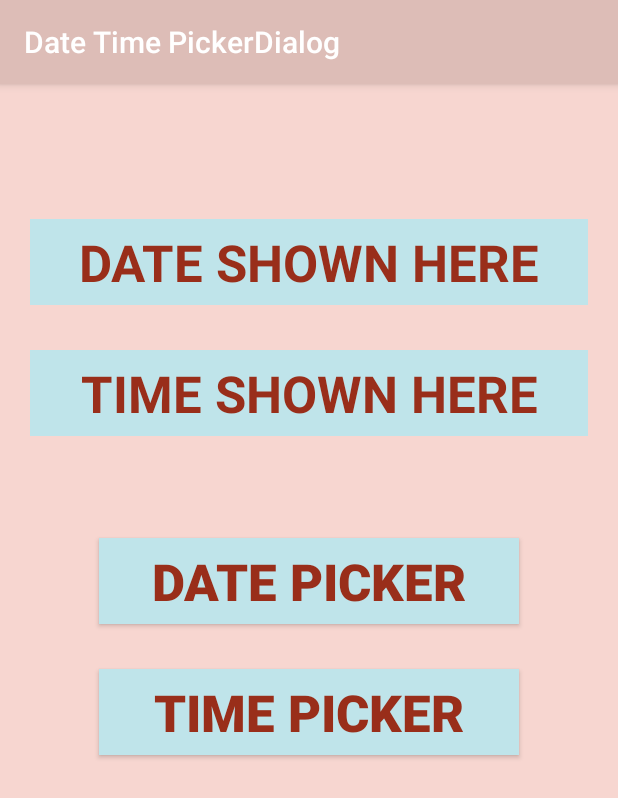
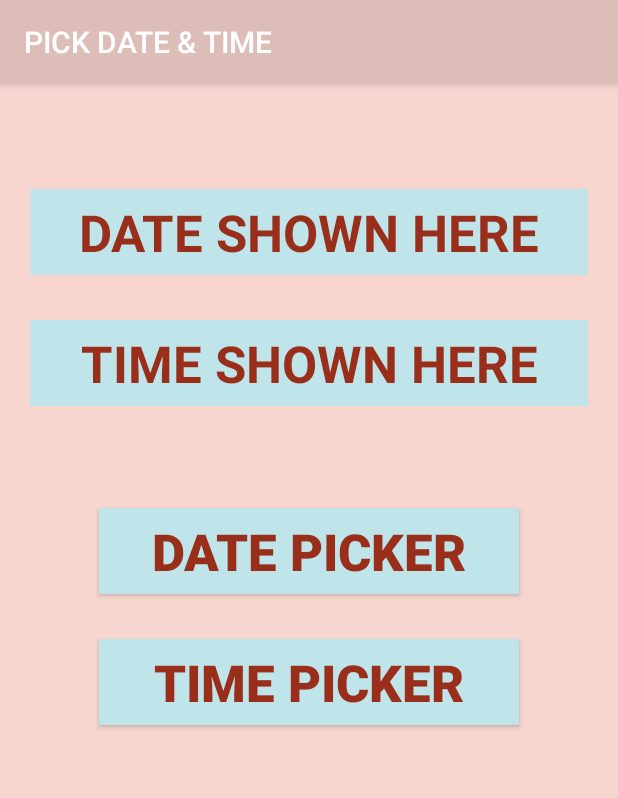
Before and after one commit to rohitsingla2611/DateTimePickerDialog, an Android app: the screen it shows after launch (MainActivity), on a phone screen of 412 x 824 dp. Shown: the top 798 px of the screen. Run offline under Robolectric (Android 15) with nearby library versions, the phone set to English and light mode, and no system bars.

Commit message:
GIT UPDATE

```diff
--- a/app/src/main/java/rohitsingla/rdrock/datetimepickerdialog/MainActivity.java
+++ b/app/src/main/java/rohitsingla/rdrock/datetimepickerdialog/MainActivity.java
@@ -9,12 +9,14 @@ import android.widget.Button;
 import android.widget.DatePicker;
 import android.widget.TextView;
 import android.widget.TimePicker;
+import android.widget.Toast;
 
 import androidx.appcompat.app.AppCompatActivity;
 import androidx.fragment.app.DialogFragment;
 
 import java.text.DateFormat;
 import java.util.Calendar;
+import java.util.Objects;
 
 public class MainActivity extends AppCompatActivity implements View.OnClickListener, DatePickerDialog.OnDateSetListener, TimePickerDialog.OnTimeSetListener {
 
@@ -23,6 +25,7 @@ public class MainActivity extends AppCompatActivity implements View.OnClickListe
     DialogFragment datePicker, timePicker;
     Calendar calendarDate, calendarTime;
     String strCurrentDate, strCurrentTime;
+    long backKeyPressedTime;
 
     @Override
     protected void onCreate(Bundle savedInstanceState) {
@@ -39,6 +42,7 @@ public class MainActivity extends AppCompatActivity implements View.OnClickListe
         calendarDate = Calendar.getInstance();
         datePicker = new DatePickerFragment();
         timePicker = new TimePickerFragment();
+        Objects.requireNonNull(getSupportActionBar()).setTitle("PICK DATE & TIME");
 
         buttonDatePicker.setOnClickListener(this);
         buttonTimePicker.setOnClickListener(this);
@@ -54,7 +58,6 @@ public class MainActivity extends AppCompatActivity implements View.OnClickListe
         }
 
     }
-
 
     @SuppressLint("SetTextI18n")
     @Override
@@ -74,4 +77,17 @@ public class MainActivity extends AppCompatActivity implements View.OnClickListe
         textViewTime.setText(hour + ":" + minutes);
 
     }
+
+    @Override
+    public void onBackPressed() {
+        if (backKeyPressedTime + 2000 > System.currentTimeMillis()) {
+            super.onBackPressed();
+            return;
+        } else {
+            Toast.makeText(this, "Press again to Exit", Toast.LENGTH_SHORT).show();
+        }
+        backKeyPressedTime = System.currentTimeMillis();
+    }
+
+
 }
--- a/app/src/main/res/layout/activity_main.xml
+++ b/app/src/main/res/layout/activity_main.xml
@@ -12,7 +12,7 @@
         android:id="@+id/textViewDate"
         android:layout_width="match_parent"
         android:layout_height="wrap_content"
-        android:layout_marginTop="70dp"
+        android:layout_marginTop="50dp"
         android:background="@color/colorBox"
         android:padding="6dp"
         android:text="@string/date_shown_here"
```
